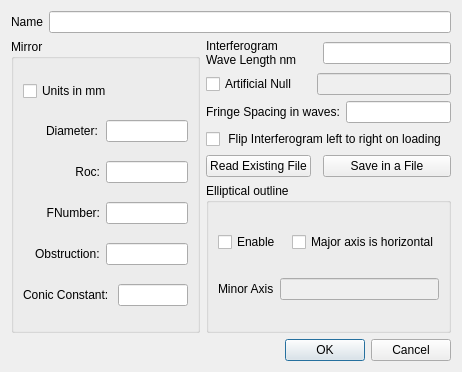
First picture: the form in mirrordlg.ui, repository githubdoe/DFTFringe, before the edit.
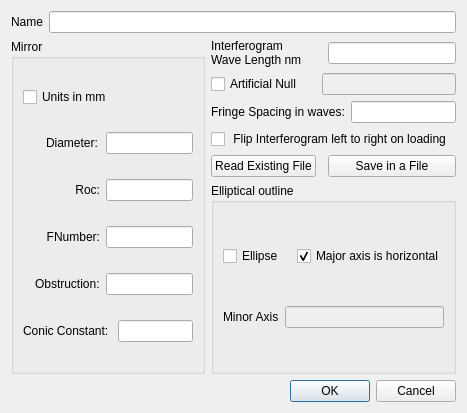
Second picture: the form after the edit.

The edit to the form file:
```diff
--- a/mirrordlg.ui
+++ b/mirrordlg.ui
@@ -6,8 +6,8 @@
    <rect>
     <x>0</x>
     <y>0</y>
-    <width>462</width>
-    <height>372</height>
+    <width>467</width>
+    <height>413</height>
    </rect>
   </property>
   <property name="windowTitle">
@@ -34,81 +34,81 @@
       <string>Mirror </string>
      </property>
      <layout class="QGridLayout" name="gridLayout">
+      <item row="3" column="2">
+       <widget class="QLabel" name="label_3">
+        <property name="text">
+         <string>Roc:</string>
+        </property>
+        <property name="alignment">
+         <set>Qt::AlignRight|Qt::AlignTrailing|Qt::AlignVCenter</set>
+        </property>
+       </widget>
+      </item>
       <item row="4" column="3" colspan="2">
+       <widget class="QLineEdit" name="FNumber"/>
+      </item>
+      <item row="5" column="1" colspan="2">
+       <widget class="QLabel" name="label_5">
+        <property name="text">
+         <string>Obstruction:</string>
+        </property>
+       </widget>
+      </item>
+      <item row="4" column="2">
+       <widget class="QLabel" name="label_4">
+        <property name="text">
+         <string>FNumber:</string>
+        </property>
+        <property name="alignment">
+         <set>Qt::AlignRight|Qt::AlignTrailing|Qt::AlignVCenter</set>
+        </property>
+       </widget>
+      </item>
+      <item row="2" column="3" colspan="2">
+       <widget class="QLineEdit" name="diameter">
+        <property name="toolTip">
+         <string>&lt;html&gt;&lt;head/&gt;&lt;body&gt;&lt;p&gt;Daimeter of mirror or Major Axis of Ellipse&lt;/p&gt;&lt;/body&gt;&lt;/html&gt;</string>
+        </property>
+       </widget>
+      </item>
+      <item row="3" column="3" colspan="2">
+       <widget class="QLineEdit" name="roc">
+        <property name="toolTip">
+         <string>Radius of curvature of mirror or 0 if testing a flat</string>
+        </property>
+       </widget>
+      </item>
+      <item row="5" column="3" colspan="2">
        <widget class="QLineEdit" name="obs"/>
       </item>
-      <item row="0" column="0" colspan="4">
+      <item row="2" column="2">
+       <widget class="QLabel" name="label_2">
+        <property name="text">
+         <string>Diameter:</string>
+        </property>
+       </widget>
+      </item>
+      <item row="1" column="0" colspan="4">
        <widget class="QCheckBox" name="unitsCB">
         <property name="text">
          <string>Units in mm</string>
         </property>
        </widget>
       </item>
-      <item row="6" column="0" colspan="4">
+      <item row="7" column="0" colspan="4">
        <widget class="QLabel" name="label_6">
         <property name="text">
          <string>Conic Constant:</string>
         </property>
        </widget>
       </item>
-      <item row="6" column="4">
+      <item row="7" column="4">
        <widget class="QLineEdit" name="cc">
         <property name="toolTip">
          <string>&lt;html&gt;&lt;head/&gt;&lt;body&gt;&lt;p&gt;Set to 0 if testing a flat or a sphere.&lt;/p&gt;&lt;p&gt;Set to -1 if testing a parabaloid.&lt;/p&gt;&lt;/body&gt;&lt;/html&gt;</string>
         </property>
        </widget>
       </item>
-      <item row="1" column="2">
-       <widget class="QLabel" name="label_2">
-        <property name="text">
-         <string>Diameter:</string>
-        </property>
-       </widget>
-      </item>
-      <item row="2" column="2">
-       <widget class="QLabel" name="label_3">
-        <property name="text">
-         <string>Roc:</string>
-        </property>
-        <property name="alignment">
-         <set>Qt::AlignRight|Qt::AlignTrailing|Qt::AlignVCenter</set>
-        </property>
-       </widget>
-      </item>
-      <item row="3" column="3" colspan="2">
-       <widget class="QLineEdit" name="FNumber"/>
-      </item>
-      <item row="1" column="3" colspan="2">
-       <widget class="QLineEdit" name="diameter">
-        <property name="toolTip">
-         <string>&lt;html&gt;&lt;head/&gt;&lt;body&gt;&lt;p&gt;Daimeter of mirror or Major Axis of Ellipse&lt;/p&gt;&lt;/body&gt;&lt;/html&gt;</string>
-        </property>
-       </widget>
-      </item>
-      <item row="2" column="3" colspan="2">
-       <widget class="QLineEdit" name="roc">
-        <property name="toolTip">
-         <string>Radius of curvature of mirror or 0 if testing a flat</string>
-        </property>
-       </widget>
-      </item>
-      <item row="3" column="2">
-       <widget class="QLabel" name="label_4">
-        <property name="text">
-         <string>FNumber:</string>
-        </property>
-        <property name="alignment">
-         <set>Qt::AlignRight|Qt::AlignTrailing|Qt::AlignVCenter</set>
-        </property>
-       </widget>
-      </item>
-      <item row="4" column="1" colspan="2">
-       <widget class="QLabel" name="label_5">
-        <property name="text">
-         <string>Obstruction:</string>
-        </property>
-       </widget>
-      </item>
      </layout>
     </widget>
    </item>
@@ -192,18 +192,14 @@
       <string>Elliptical outline</string>
      </property>
      <layout class="QGridLayout" name="gridLayout_3">
-      <item row="0" column="0">
-       <widget class="QCheckBox" name="enableEllipseCb">
-        <property name="text">
-         <string>Enable</string>
-        </property>
-       </widget>
-      </item>
       <item row="0" column="1">
        <widget class="QCheckBox" name="majorHorizontalCb">
         <property name="text">
          <string>Major axis is horizontal</string>
         </property>
+        <property name="checked">
+         <bool>true</bool>
+        </property>
        </widget>
       </item>
       <item row="1" column="0" colspan="2">
@@ -224,6 +220,16 @@
         </item>
        </layout>
       </item>
+      <item row="0" column="0">
+       <widget class="QCheckBox" name="ellipseShape">
+        <property name="enabled">
+         <bool>true</bool>
+        </property>
+        <property name="text">
+         <string>Ellipse</string>
+        </property>
+       </widget>
+      </item>
      </layout>
     </widget>
    </item>
```
Left out of the diff: 2 changed lines with no effect on the pictures.
